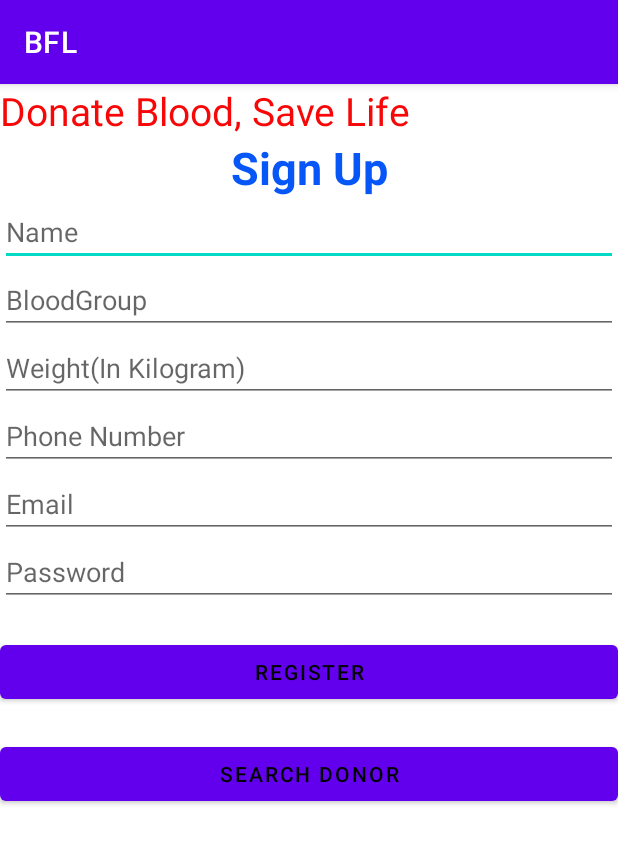
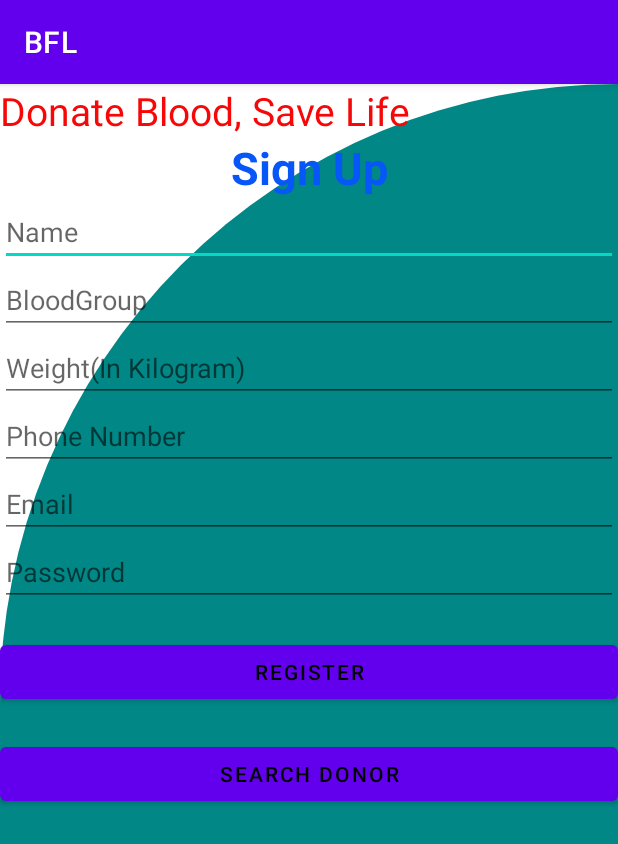
Before and after one commit to Paprii/Blood-Donation, an Android app: the screen it shows after launch (MainActivity), on a phone screen of 412 x 824 dp. Shown: the top 844 px of the screen. Run offline under Robolectric (Android 15) with nearby library versions, the phone set to English and light mode, and no system bars; our stand-ins replace Firebase (no records; nobody signed in at launch, a user with empty details on screens opened directly).

Commit message:
Documentation Added

```diff
--- a/app/src/main/java/com/example/bfl/MainActivity.java
+++ b/app/src/main/java/com/example/bfl/MainActivity.java
@@ -16,6 +16,9 @@ import android.widget.Toast;
 import com.google.firebase.database.DatabaseReference;
 import com.google.firebase.database.FirebaseDatabase;
 
+/**
+ *
+ */
 public class MainActivity extends AppCompatActivity {
 
     /**
@@ -49,7 +52,7 @@ public class MainActivity extends AppCompatActivity {
     /**
      * Button For Activating Login Page
      */
-    Button btnLogin;
+    Button btnSearch;
     /**
      * Field for getting instance of a Firebase Database
      */
@@ -58,6 +61,9 @@ public class MainActivity extends AppCompatActivity {
      * Field for selecting Table to save Donor data in Firebase DB
      */
     DatabaseReference reference;
+    /**
+     *
+     */
     AutoCompleteTextView acvBloodGroup;
 
     /**
@@ -68,13 +74,12 @@ public class MainActivity extends AppCompatActivity {
         super.onCreate(savedInstanceState);
         setContentView(R.layout.activity_main);
         etName = findViewById(R.id.activity_main_et_name);
-        etBloodGroup = findViewById(R.id.activity_main_et_bloodgroup);
         acvBloodGroup= findViewById(R.id.activity_main_acv_bloodgroup);
         etWeight = findViewById(R.id.activity_main_et_weight);
         etEmail = findViewById(R.id.activity_main_et_email);
         etPassword = findViewById(R.id.activity_main_et_password);
         etPhone = findViewById(R.id.activity_main_et_phonenumber);
-        btnLogin = findViewById(R.id.activity_main_btn_login);
+        btnSearch = findViewById(R.id.activity_main_btn_search);
         btnRegister = findViewById(R.id.activity_main_btn_register);
 
         ArrayAdapter adapter=new ArrayAdapter(this, android.R.layout.simple_list_item_1,BLOODGROUPS);
@@ -83,6 +88,13 @@ public class MainActivity extends AppCompatActivity {
 
 
         btnRegister.setOnClickListener(new View.OnClickListener() {
+            /**
+             * This Function saves new donor's data into the database
+             * When Register Button is clicked then  app will check if user's weight is above 50 Kgs
+             * if User's weight is under 50 Kgs then a toast will appear that user is not suitable fot donating blood
+             * if user is considered underweight then he/she can't be registered in our app as a donor
+             * @param v represents view that has received the clicked event
+             */
             @Override
 
             public void onClick(View v) {
@@ -97,8 +109,9 @@ public class MainActivity extends AppCompatActivity {
                 Integer weightInteger = Integer.valueOf(weight);
 
 
-
-
+                /*
+                 *condition checking if user is of suitable weight( 50 Kgs in this context)
+                 */
                 if (weightInteger > 50) {
                     if (name.length() != 0 && password.length() != 0 && acvBloodGroup.length() != 0 && email.length() != 0) {
 
@@ -106,10 +119,16 @@ public class MainActivity extends AppCompatActivity {
                         reference.child(phone).setValue(profile);
                         Toast.makeText(MainActivity.this, "Successfully Registered", Toast.LENGTH_SHORT).show();
                     }
+                    /*
+                    Checking if any field is empty or not when user press the register button
+                     */
                     else {
                         Toast.makeText(MainActivity.this, "Some Fields are Empty", Toast.LENGTH_SHORT).show();
                     }
                 }
+                /*
+                if User is Under 50 Kgs in Weight then a toast will be shown
+                 */
                 else
 
                 {
@@ -120,15 +139,24 @@ public class MainActivity extends AppCompatActivity {
             }
         });
 
-        btnLogin.setOnClickListener(new View.OnClickListener()
+        btnSearch.setOnClickListener(new View.OnClickListener()
 
         {
+            /**
+             * This function changes the display of our app to the activity where a user can search for a blood Donor<br>
+             * @param v represents view that has received the clicked event
+             */
             @Override
             public void onClick (View v){
                 startActivity(new Intent(MainActivity.this, Search.class));
             }
         });
     }
+
+    /**
+     *This static array has been declared for the autocompletion field named Bloodgroup in our registration form
+     * User can type A and there will be suggestions for autocompletion based on users given input
+     */
     private static final String[] BLOODGROUPS = new String[] {
             "A+", "AB+", "B+", "O+","A-","B-","AB-","O-"
     };
--- /dev/null
+++ b/app/src/main/res/drawable/cut_card.xml
@@ -0,0 +1,9 @@
+<?xml version="1.0" encoding="utf-8"?>
+<shape xmlns:android="http://schemas.android.com/apk/res/android"
+    android:shape="rectangle">
+    <solid android:color="@color/teal_700"/>
+    <corners
+        android:topLeftRadius="500dp"
+        android:topRightRadius="0dp"/>
+
+</shape>
--- a/app/src/main/res/layout/activity_main.xml
+++ b/app/src/main/res/layout/activity_main.xml
@@ -5,6 +5,7 @@
     android:layout_width="match_parent"
     android:layout_height="match_parent"
     android:orientation="vertical"
+    android:background="@drawable/cut_card"
     tools:context=".MainActivity">
 
     <TextView
@@ -80,7 +81,7 @@
         android:textColor="#000000"/>
 
     <Button
-        android:id="@+id/activity_main_btn_login"
+        android:id="@+id/activity_main_btn_search"
         android:layout_width="match_parent"
         android:layout_height="wrap_content"
         android:layout_marginTop="20dp"
--- a/app/src/main/res/layout/activity_search.xml
+++ b/app/src/main/res/layout/activity_search.xml
@@ -4,7 +4,7 @@
     xmlns:tools="http://schemas.android.com/tools"
     android:layout_width="match_parent"
     android:layout_height="match_parent"
-    android:background="@color/teal_200"
+    android:background="@drawable/cut_card"
     tools:context=".Search">
     <TextView
 
```
Also changed, not shown: app/src/main/java/com/example/bfl/Search.java (+56 -1 lines).
